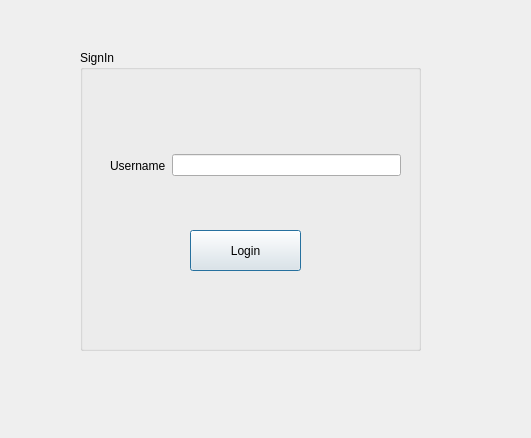
cedevera02/eecs448-project4, file Yalp_Application/loginwindow.ui: the form before one commit.
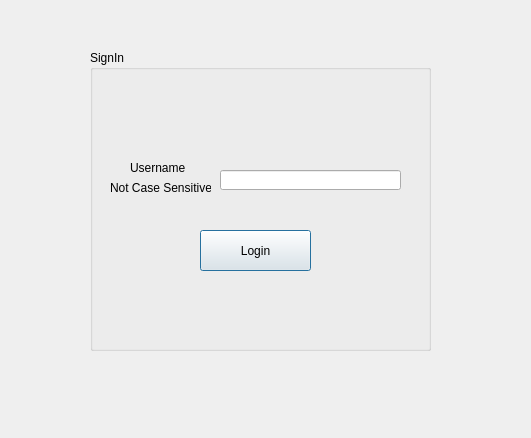
The form after the commit.

The edit to the form file:
```diff
--- a/Yalp_Application/loginwindow.ui
+++ b/Yalp_Application/loginwindow.ui
@@ -16,7 +16,7 @@
   <widget class="QGroupBox" name="groupBox">
    <property name="geometry">
     <rect>
-     <x>80</x>
+     <x>90</x>
      <y>50</y>
      <width>341</width>
      <height>301</height>
@@ -38,27 +38,41 @@
      <string>Login</string>
     </property>
    </widget>
-   <widget class="QWidget" name="layoutWidget">
+   <widget class="QLabel" name="label_2">
     <property name="geometry">
      <rect>
-      <x>30</x>
-      <y>80</y>
-      <width>291</width>
-      <height>71</height>
+      <x>20</x>
+      <y>130</y>
+      <width>101</width>
+      <height>16</height>
      </rect>
     </property>
-    <layout class="QHBoxLayout" name="horizontalLayout">
-     <item>
-      <widget class="QLabel" name="label">
-       <property name="text">
-        <string>Username</string>
-       </property>
-      </widget>
-     </item>
-     <item>
-      <widget class="QLineEdit" name="lineEdit_username"/>
-     </item>
-    </layout>
+    <property name="text">
+     <string>Not Case Sensitive</string>
+    </property>
+   </widget>
+   <widget class="QLineEdit" name="lineEdit_username">
+    <property name="geometry">
+     <rect>
+      <x>130</x>
+      <y>120</y>
+      <width>181</width>
+      <height>20</height>
+     </rect>
+    </property>
+   </widget>
+   <widget class="QLabel" name="label">
+    <property name="geometry">
+     <rect>
+      <x>40</x>
+      <y>110</y>
+      <width>61</width>
+      <height>16</height>
+     </rect>
+    </property>
+    <property name="text">
+     <string>Username</string>
+    </property>
    </widget>
   </widget>
  </widget>
```
